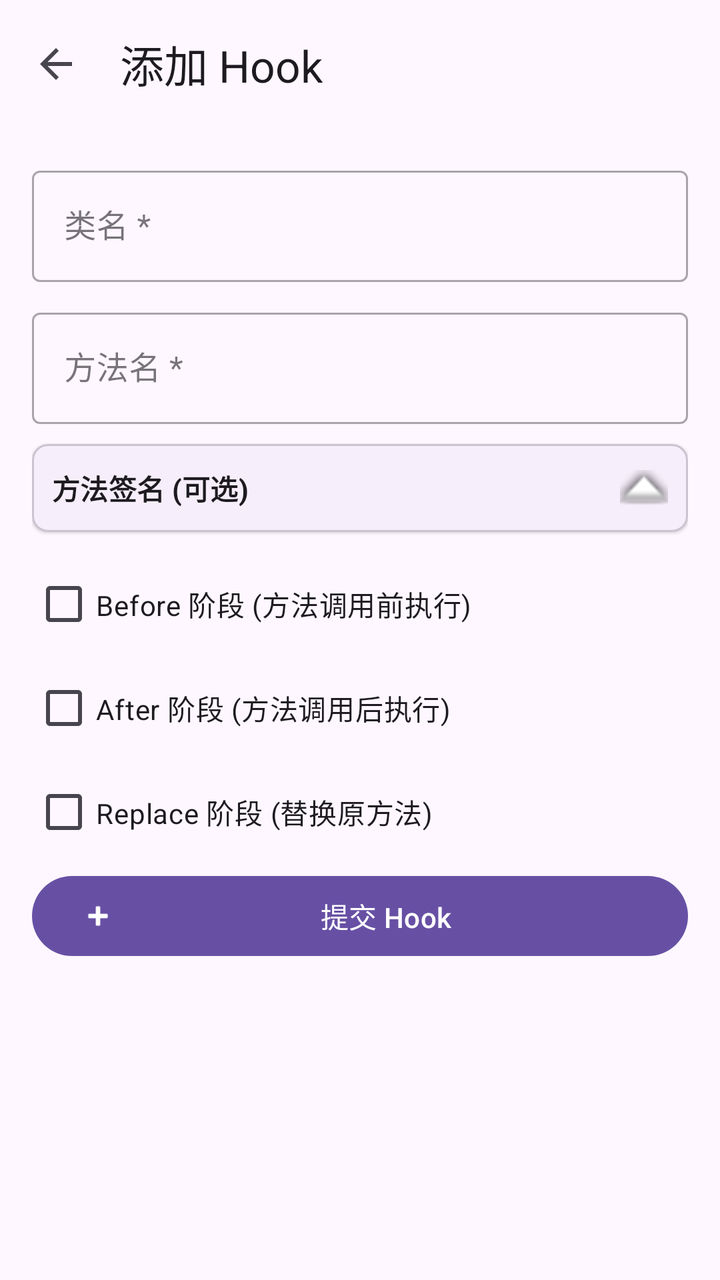
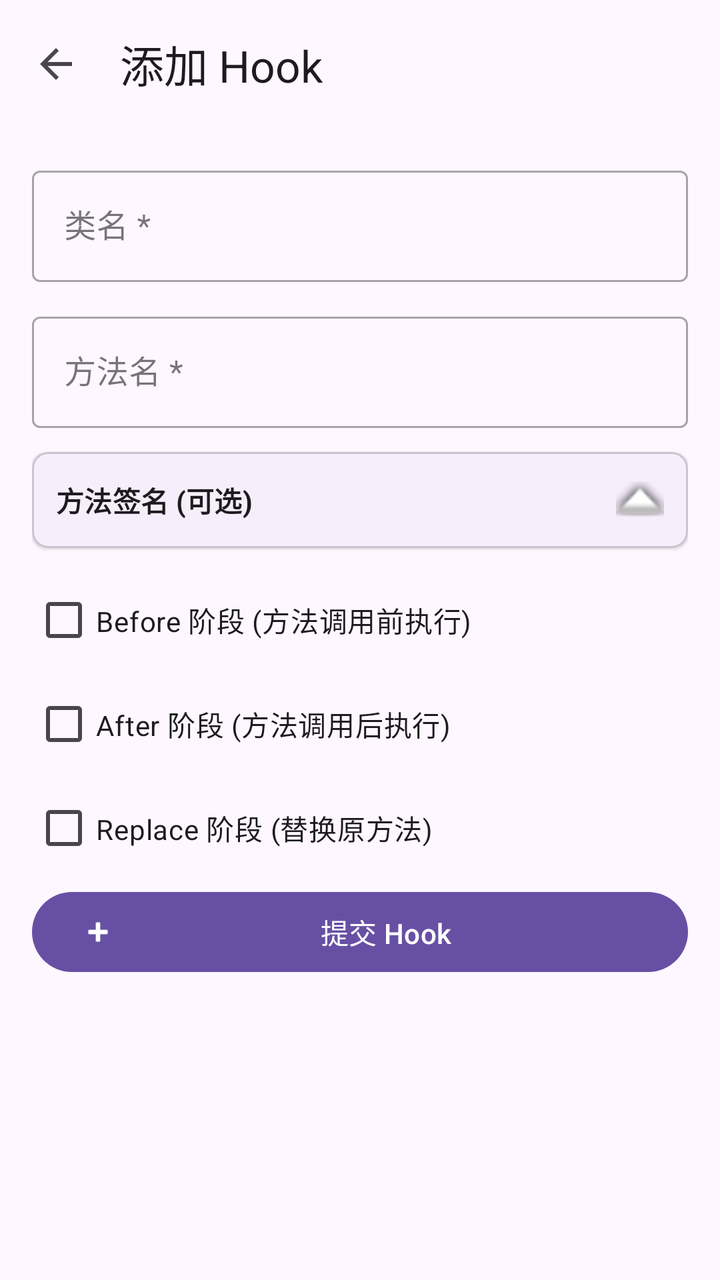

Compare the two renders of this Android layout. The source of the first and the diff that turns it into the second are given below.
<!-- AndroidManifest.xml: activity theme Theme.JustNothing -->
<!-- res/layout/activity_hook_editor.xml -->
<?xml version="1.0" encoding="utf-8"?>
<androidx.coordinatorlayout.widget.CoordinatorLayout
    xmlns:android="http://schemas.android.com/apk/res/android"
    xmlns:app="http://schemas.android.com/apk/res-auto"
    android:layout_width="match_parent"
    android:layout_height="match_parent">

    <com.google.android.material.appbar.AppBarLayout
        android:layout_width="match_parent"
        android:layout_height="wrap_content">

        <com.google.android.material.appbar.MaterialToolbar
            android:id="@+id/toolbar"
            android:layout_width="match_parent"
            android:layout_height="?attr/actionBarSize"
            app:title="@string/analysis_hook_add_title"
            app:navigationIcon="?attr/homeAsUpIndicator" />

    </com.google.android.material.appbar.AppBarLayout>

    <ScrollView
        android:layout_width="match_parent"
        android:layout_height="match_parent"
        app:layout_behavior="@string/appbar_scrolling_view_behavior">

        <LinearLayout
            android:layout_width="match_parent"
            android:layout_height="wrap_content"
            android:orientation="vertical"
            android:padding="16dp">

            
            <com.google.android.material.textfield.TextInputLayout
                android:layout_width="match_parent"
                android:layout_height="wrap_content"
                android:layout_marginBottom="10dp"
                style="@style/Widget.MaterialComponents.TextInputLayout.OutlinedBox">

                <com.google.android.material.textfield.TextInputEditText
                    android:id="@+id/et_class_name"
                    android:layout_width="match_parent"
                    android:layout_height="wrap_content"
                    android:hint="@string/analysis_hook_add_class_name"
                    android:inputType="text"
                    android:singleLine="true" />

            </com.google.android.material.textfield.TextInputLayout>

            
            <com.google.android.material.textfield.TextInputLayout
                android:layout_width="match_parent"
                android:layout_height="wrap_content"
                android:layout_marginBottom="10dp"
                style="@style/Widget.MaterialComponents.TextInputLayout.OutlinedBox">

                <com.google.android.material.textfield.TextInputEditText
                    android:id="@+id/et_method_name"
                    android:layout_width="match_parent"
                    android:layout_height="wrap_content"
                    android:hint="@string/analysis_hook_add_method_name"
                    android:inputType="text"
                    android:singleLine="true" />

            </com.google.android.material.textfield.TextInputLayout>

            
            <com.google.android.material.card.MaterialCardView
                android:id="@+id/card_signature"
                android:layout_width="match_parent"
                android:layout_height="wrap_content"
                android:layout_marginBottom="12dp"
                app:cardCornerRadius="8dp"
                app:cardElevation="1dp">

                <LinearLayout
                    android:layout_width="match_parent"
                    android:layout_height="wrap_content"
                    android:orientation="vertical"
                    android:padding="10dp">

                    
                    <LinearLayout
                        android:id="@+id/layout_signature_header"
                        android:layout_width="match_parent"
                        android:layout_height="wrap_content"
                        android:orientation="horizontal"
                        android:gravity="center_vertical">

                        <TextView
                            android:layout_width="0dp"
                            android:layout_height="wrap_content"
                            android:layout_weight="1"
                            android:text="@string/analysis_hook_add_signature"
                            android:textAppearance="?attr/textAppearanceTitleSmall"
                            android:textStyle="bold" />

                        <ImageView
                            android:id="@+id/iv_signature_expand"
                            android:layout_width="24dp"
                            android:layout_height="24dp"
                            android:src="@android:drawable/arrow_down_float"
                            android:rotation="180" />

                    </LinearLayout>

                    
                    <LinearLayout
                        android:id="@+id/layout_params"
                        android:layout_width="match_parent"
                        android:layout_height="wrap_content"
                        android:orientation="vertical"
                        android:visibility="gone"
                        android:layout_marginTop="8dp">

                        <TextView
                            android:id="@+id/tv_no_params"
                            android:layout_width="match_parent"
                            android:layout_height="wrap_content"
                            android:text="@string/analysis_hook_no_params_hint"
                            android:textAppearance="?attr/textAppearanceBodySmall"
                            android:textColor="@android:color/darker_gray"
                            android:gravity="center"
                            android:padding="8dp"
                            android:visibility="visible" />

                        

                    </LinearLayout>

                    
                    <com.google.android.material.button.MaterialButton
                        android:id="@+id/btn_add_param"
                        android:layout_width="match_parent"
                        android:layout_height="wrap_content"
                        android:layout_marginTop="8dp"
                        android:text="@string/analysis_hook_add_param"
                        app:icon="@android:drawable/ic_input_add"
                        style="@style/Widget.Material3.Button.OutlinedButton"
                        android:visibility="gone" />

                </LinearLayout>
            </com.google.android.material.card.MaterialCardView>

            
            <com.google.android.material.checkbox.MaterialCheckBox
                android:id="@+id/cb_before"
                android:layout_width="match_parent"
                android:layout_height="wrap_content"
                android:text="@string/analysis_hook_add_phase_before"
                android:layout_marginBottom="4dp" />

            <com.google.android.material.textfield.TextInputLayout
                android:id="@+id/layout_before_code"
                android:layout_width="match_parent"
                android:layout_height="wrap_content"
                android:layout_marginBottom="12dp"
                android:visibility="gone"
                style="@style/Widget.MaterialComponents.TextInputLayout.OutlinedBox">

                <com.google.android.material.textfield.TextInputEditText
                    android:id="@+id/et_before_code"
                    android:layout_width="match_parent"
                    android:layout_height="wrap_content"
                    android:minHeight="80dp"
                    android:gravity="top|start"
                    android:hint="@string/analysis_hook_add_code_hint"
                    android:inputType="textMultiLine" />

            </com.google.android.material.textfield.TextInputLayout>

            
            <com.google.android.material.checkbox.MaterialCheckBox
                android:id="@+id/cb_after"
                android:layout_width="match_parent"
                android:layout_height="wrap_content"
                android:text="@string/analysis_hook_add_phase_after"
                android:layout_marginBottom="4dp" />

            <com.google.android.material.textfield.TextInputLayout
                android:id="@+id/layout_after_code"
                android:layout_width="match_parent"
                android:layout_height="wrap_content"
                android:layout_marginBottom="12dp"
                android:visibility="gone"
                style="@style/Widget.MaterialComponents.TextInputLayout.OutlinedBox">

                <com.google.android.material.textfield.TextInputEditText
                    android:id="@+id/et_after_code"
                    android:layout_width="match_parent"
                    android:layout_height="wrap_content"
                    android:minHeight="80dp"
                    android:gravity="top|start"
                    android:hint="@string/analysis_hook_add_code_hint"
                    android:inputType="textMultiLine" />

            </com.google.android.material.textfield.TextInputLayout>

            
            <com.google.android.material.checkbox.MaterialCheckBox
                android:id="@+id/cb_replace"
                android:layout_width="match_parent"
                android:layout_height="wrap_content"
                android:text="@string/analysis_hook_add_phase_replace"
                android:layout_marginBottom="4dp" />

            <com.google.android.material.textfield.TextInputLayout
                android:id="@+id/layout_replace_code"
                android:layout_width="match_parent"
                android:layout_height="wrap_content"
                android:layout_marginBottom="16dp"
                android:visibility="gone"
                style="@style/Widget.MaterialComponents.TextInputLayout.OutlinedBox">

                <com.google.android.material.textfield.TextInputEditText
                    android:id="@+id/et_replace_code"
                    android:layout_width="match_parent"
                    android:layout_height="wrap_content"
                    android:minHeight="80dp"
                    android:gravity="top|start"
                    android:hint="@string/analysis_hook_add_code_hint"
                    android:inputType="textMultiLine" />

            </com.google.android.material.textfield.TextInputLayout>

            
            <com.google.android.material.button.MaterialButton
                android:id="@+id/btn_submit"
                android:layout_width="match_parent"
                android:layout_height="wrap_content"
                android:text="@string/analysis_hook_add_submit"
                app:icon="@android:drawable/ic_input_add" />

        </LinearLayout>
    </ScrollView>

</androidx.coordinatorlayout.widget.CoordinatorLayout>
<!-- resources referenced by this layout -->
<resources>
  <string name="analysis_hook_add_class_name">类名 *</string>
  <string name="analysis_hook_add_code_hint">// 输入脚本代码…</string>
  <string name="analysis_hook_add_method_name">方法名 *</string>
  <string name="analysis_hook_add_param">添加参数</string>
  <string name="analysis_hook_add_phase_after">After 阶段 (方法调用后执行)</string>
  <string name="analysis_hook_add_phase_before">Before 阶段 (方法调用前执行)</string>
  <string name="analysis_hook_add_phase_replace">Replace 阶段 (替换原方法)</string>
  <string name="analysis_hook_add_signature">方法签名 (可选)</string>
  <string name="analysis_hook_add_submit">提交 Hook</string>
  <string name="analysis_hook_add_title">添加 Hook</string>
  <string name="analysis_hook_no_params_hint">点击下方按钮添加参数类型</string>
  <style name="Theme.JustNothing" parent="Base.Theme.JustNothing" />
  <style name="Base.Theme.JustNothing" parent="Theme.Material3.DayNight.NoActionBar">
          
          
      </style>
</resources>

<!-- the commit's change to res/layout/activity_hook_editor.xml (unified diff, before → after) -->
@@ -27,13 +27,13 @@
             android:layout_width="match_parent"
             android:layout_height="wrap_content"
             android:orientation="vertical"
-            android:padding="16dp">
-
-            
-            <com.google.android.material.textfield.TextInputLayout
-                android:layout_width="match_parent"
-                android:layout_height="wrap_content"
-                android:layout_marginBottom="10dp"
+            android:padding="@dimen/spacing_16">
+
+            
+            <com.google.android.material.textfield.TextInputLayout
+                android:layout_width="match_parent"
+                android:layout_height="wrap_content"
+                android:layout_marginBottom="@dimen/spacing_12"
                 style="@style/Widget.MaterialComponents.TextInputLayout.OutlinedBox">
 
                 <com.google.android.material.textfield.TextInputEditText
@@ -50,7 +50,7 @@
             <com.google.android.material.textfield.TextInputLayout
                 android:layout_width="match_parent"
                 android:layout_height="wrap_content"
-                android:layout_marginBottom="10dp"
+                android:layout_marginBottom="@dimen/spacing_12"
                 style="@style/Widget.MaterialComponents.TextInputLayout.OutlinedBox">
 
                 <com.google.android.material.textfield.TextInputEditText
@@ -68,7 +68,7 @@
                 android:id="@+id/card_signature"
                 android:layout_width="match_parent"
                 android:layout_height="wrap_content"
-                android:layout_marginBottom="12dp"
+                android:layout_marginBottom="@dimen/spacing_12"
                 app:cardCornerRadius="8dp"
                 app:cardElevation="1dp">
 
@@ -76,7 +76,7 @@
                     android:layout_width="match_parent"
                     android:layout_height="wrap_content"
                     android:orientation="vertical"
-                    android:padding="10dp">
+                    android:padding="@dimen/spacing_12">
 
                     
                     <LinearLayout
@@ -91,8 +91,7 @@
                             android:layout_height="wrap_content"
                             android:layout_weight="1"
                             android:text="@string/analysis_hook_add_signature"
-                            android:textAppearance="?attr/textAppearanceTitleSmall"
-                            android:textStyle="bold" />
+                            android:textAppearance="@style/TextAppearance.App.Caption.Bold" />
 
                         <ImageView
                             android:id="@+id/iv_signature_expand"
@@ -110,7 +109,7 @@
                         android:layout_height="wrap_content"
                         android:orientation="vertical"
                         android:visibility="gone"
-                        android:layout_marginTop="8dp">
+                        android:layout_marginTop="@dimen/spacing_8">
 
                         <TextView
                             android:id="@+id/tv_no_params"
@@ -118,9 +117,9 @@
                             android:layout_height="wrap_content"
                             android:text="@string/analysis_hook_no_params_hint"
                             android:textAppearance="?attr/textAppearanceBodySmall"
-                            android:textColor="@android:color/darker_gray"
+                            android:textColor="?attr/colorOnSurfaceVariant"
                             android:gravity="center"
-                            android:padding="8dp"
+                            android:padding="@dimen/spacing_8"
                             android:visibility="visible" />
 
                         
@@ -132,7 +131,7 @@
                         android:id="@+id/btn_add_param"
                         android:layout_width="match_parent"
                         android:layout_height="wrap_content"
-                        android:layout_marginTop="8dp"
+                        android:layout_marginTop="@dimen/spacing_8"
                         android:text="@string/analysis_hook_add_param"
                         app:icon="@android:drawable/ic_input_add"
                         style="@style/Widget.Material3.Button.OutlinedButton"
@@ -147,13 +146,13 @@
                 android:layout_width="match_parent"
                 android:layout_height="wrap_content"
                 android:text="@string/analysis_hook_add_phase_before"
-                android:layout_marginBottom="4dp" />
+                android:layout_marginBottom="@dimen/spacing_4" />
 
             <com.google.android.material.textfield.TextInputLayout
                 android:id="@+id/layout_before_code"
                 android:layout_width="match_parent"
                 android:layout_height="wrap_content"
-                android:layout_marginBottom="12dp"
+                android:layout_marginBottom="@dimen/spacing_12"
                 android:visibility="gone"
                 style="@style/Widget.MaterialComponents.TextInputLayout.OutlinedBox">
 
@@ -174,13 +173,13 @@
                 android:layout_width="match_parent"
                 android:layout_height="wrap_content"
                 android:text="@string/analysis_hook_add_phase_after"
-                android:layout_marginBottom="4dp" />
+                android:layout_marginBottom="@dimen/spacing_4" />
 
             <com.google.android.material.textfield.TextInputLayout
                 android:id="@+id/layout_after_code"
                 android:layout_width="match_parent"
                 android:layout_height="wrap_content"
-                android:layout_marginBottom="12dp"
+                android:layout_marginBottom="@dimen/spacing_12"
                 android:visibility="gone"
                 style="@style/Widget.MaterialComponents.TextInputLayout.OutlinedBox">
 
@@ -201,13 +200,13 @@
                 android:layout_width="match_parent"
                 android:layout_height="wrap_content"
                 android:text="@string/analysis_hook_add_phase_replace"
-                android:layout_marginBottom="4dp" />
+                android:layout_marginBottom="@dimen/spacing_4" />
 
             <com.google.android.material.textfield.TextInputLayout
                 android:id="@+id/layout_replace_code"
                 android:layout_width="match_parent"
                 android:layout_height="wrap_content"
-                android:layout_marginBottom="16dp"
+                android:layout_marginBottom="@dimen/spacing_16"
                 android:visibility="gone"
                 style="@style/Widget.MaterialComponents.TextInputLayout.OutlinedBox">
 
<!-- resource entries referenced after the edit -->
@@ -1,5 +1,9 @@
 <!-- resources referenced by this layout -->
 <resources>
+  <dimen name="spacing_12">12dp</dimen>
+  <dimen name="spacing_16">16dp</dimen>
+  <dimen name="spacing_4">4dp</dimen>
+  <dimen name="spacing_8">8dp</dimen>
   <string name="analysis_hook_add_class_name">类名 *</string>
   <string name="analysis_hook_add_code_hint">// 输入脚本代码…</string>
   <string name="analysis_hook_add_method_name">方法名 *</string>
@@ -11,9 +15,12 @@
   <string name="analysis_hook_add_submit">提交 Hook</string>
   <string name="analysis_hook_add_title">添加 Hook</string>
   <string name="analysis_hook_no_params_hint">点击下方按钮添加参数类型</string>
+  <style name="TextAppearance.App.Caption.Bold" parent="TextAppearance.Material3.TitleSmall">
+          <item name="android:textStyle">bold</item>
+          <item name="android:textColor">?attr/colorOnSurface</item>
+      </style>
   <style name="Theme.JustNothing" parent="Base.Theme.JustNothing" />
   <style name="Base.Theme.JustNothing" parent="Theme.Material3.DayNight.NoActionBar">
-          
           
       </style>
 </resources>
